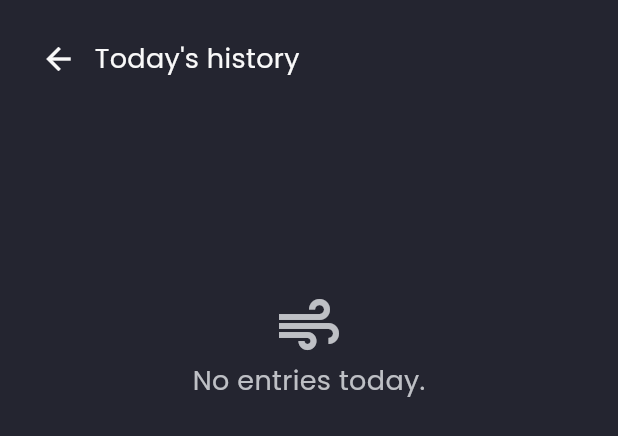
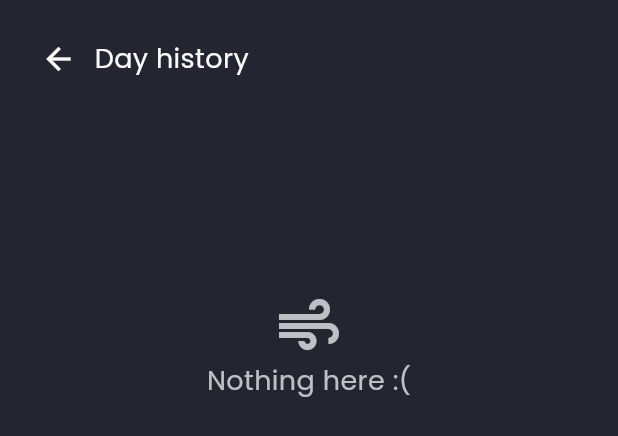
Before and after one commit to om1cael/Hidroly, a Flutter app: the DailyHistoryBottomSheet widget shown alone on an empty page, opened directly with empty values, on a phone screen of 412 x 824 dp. Shown: the top 436 px of the screen. Run offline on Flutter 3.47's test engine with Material 3 defaults, Android fonts, the phone set to English and light mode, and no system bars; our stand-ins replace flutter_svg, sqflite; accounts and stored records are empty.

Commit message:
chore: update daily history messages for clarity

```diff
--- a/lib/widgets/home/daily_history_bottom_sheet.dart
+++ b/lib/widgets/home/daily_history_bottom_sheet.dart
@@ -39,7 +39,7 @@ class DailyHistoryBottomSheet extends StatelessWidget {
                         ),
                       ),
                       Text(
-                        'Today\'s history',
+                        'Day history',
                         style: TextStyle(
                           color: AppColors.primaryText
                         ),
@@ -60,7 +60,7 @@ class DailyHistoryBottomSheet extends StatelessWidget {
                               color: AppColors.secondaryText,
                               size: 48,
                             ),
-                            Text('No entries today.')
+                            Text('Nothing here :(')
                           ],
                         ),
                       ),
```
